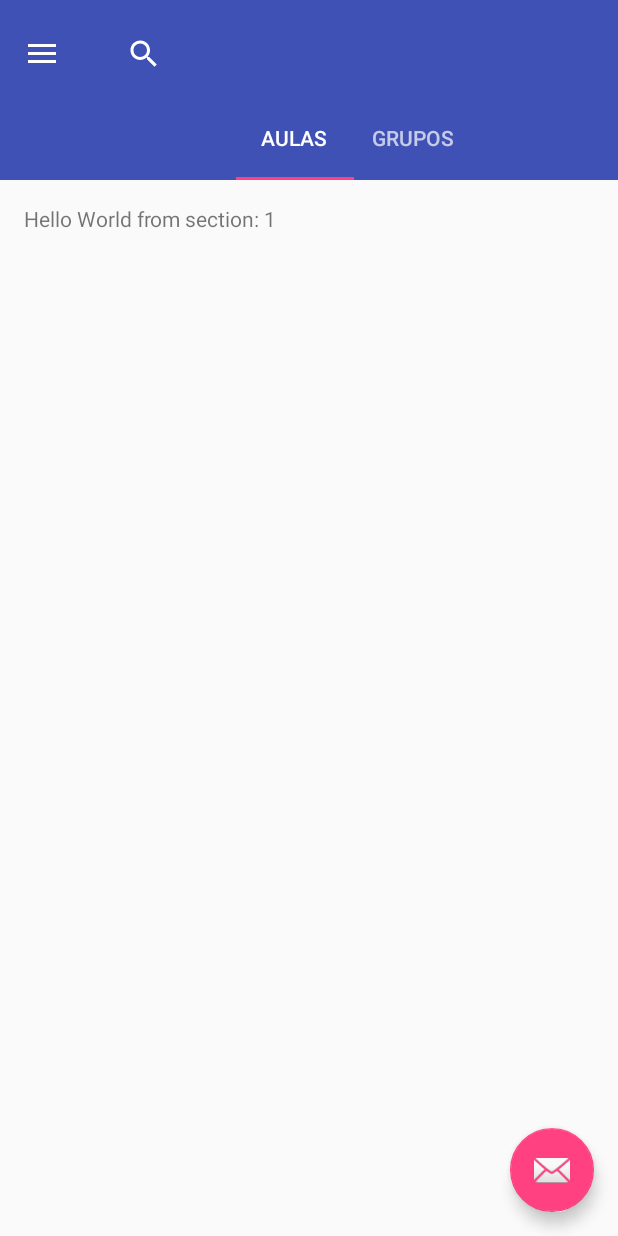
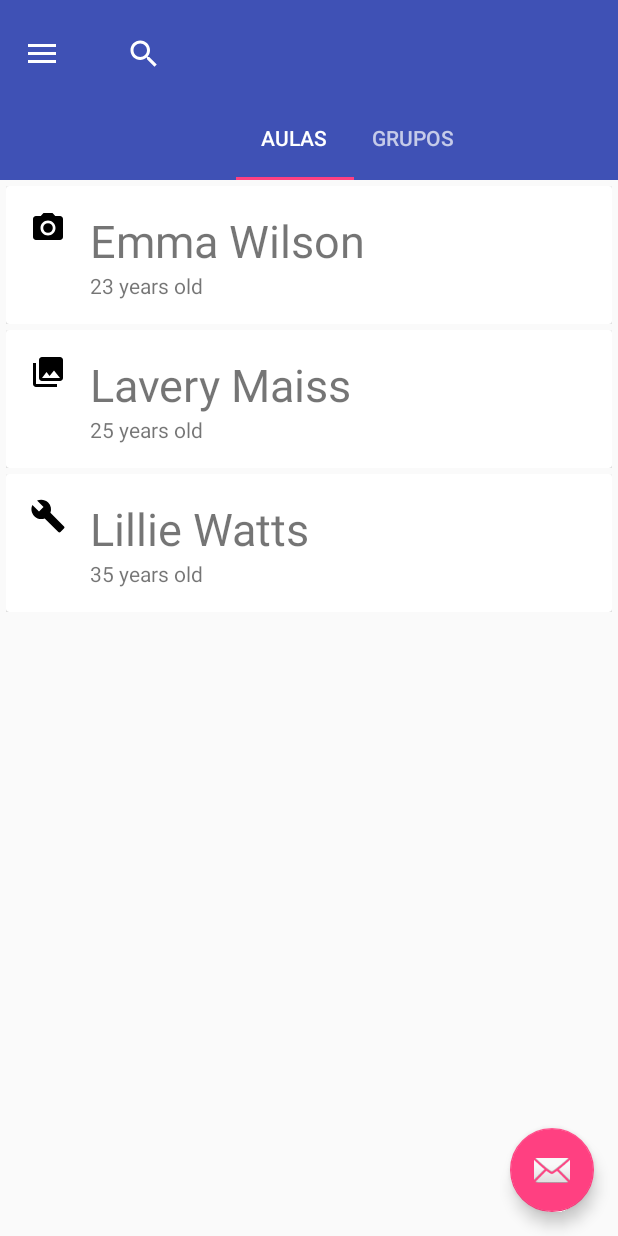
Before and after one commit to hammerox/BlueHack, an Android app: the screen it shows after launch (HomeActivity), on a phone screen of 412 x 824 dp. Run offline under Robolectric (Android 15) with nearby library versions, the phone set to English and light mode, and no system bars.

Commit message:
CardView and RecyclerView

```diff
--- a/app/build.gradle
+++ b/app/build.gradle
@@ -30,6 +30,8 @@ dependencies {
     compile 'com.android.support:support-v4:24.2.1'
     compile 'com.jakewharton:butterknife:8.4.0'
     compile 'com.android.support:design:24.2.1'
+    compile 'com.android.support:cardview-v7:24.2.1'
+    compile 'com.android.support:recyclerview-v7:24.2.1'
     testCompile 'junit:junit:4.12'
     apt 'com.jakewharton:butterknife-compiler:8.4.0'
 }
--- a/app/src/main/java/com/hammerox/bluehack/HomeActivity.java
+++ b/app/src/main/java/com/hammerox/bluehack/HomeActivity.java
@@ -8,6 +8,8 @@ import android.support.v4.view.GravityCompat;
 import android.support.v4.widget.DrawerLayout;
 import android.support.v7.app.ActionBarDrawerToggle;
 import android.support.v7.app.AppCompatActivity;
+import android.support.v7.widget.LinearLayoutManager;
+import android.support.v7.widget.RecyclerView;
 import android.support.v7.widget.Toolbar;
 
 import android.support.v4.app.Fragment;
@@ -20,7 +22,11 @@ import android.view.MenuItem;
 import android.view.View;
 import android.view.ViewGroup;
 
+import android.widget.RelativeLayout;
 import android.widget.TextView;
+
+import java.util.ArrayList;
+import java.util.List;
 
 public class HomeActivity extends AppCompatActivity
         implements NavigationView.OnNavigationItemSelectedListener {
@@ -114,6 +120,7 @@ public class HomeActivity extends AppCompatActivity
          * fragment.
          */
         private static final String ARG_SECTION_NUMBER = "section_number";
+        private List<Person> persons;
 
         public PlaceholderFragment() {
         }
@@ -134,9 +141,28 @@ public class HomeActivity extends AppCompatActivity
         public View onCreateView(LayoutInflater inflater, ViewGroup container,
                                  Bundle savedInstanceState) {
             View rootView = inflater.inflate(R.layout.fragment_main2, container, false);
-            TextView textView = (TextView) rootView.findViewById(R.id.section_label);
-            textView.setText(getString(R.string.section_format, getArguments().getInt(ARG_SECTION_NUMBER)));
+
+            RecyclerView rv = (RecyclerView) rootView.findViewById(R.id.rv);
+            rv.setHasFixedSize(true);
+
+            LinearLayoutManager llm = new LinearLayoutManager(getActivity());
+            rv.setLayoutManager(llm);
+
+            initializeData();
+            RVAdapter adapter = new RVAdapter(persons);
+            rv.setAdapter(adapter);
+
             return rootView;
+        }
+
+        // This method creates an ArrayList that has three Person objects
+        // Checkout the project associated with this tutorial on Github if
+        // you want to use the same images.
+        private void initializeData(){
+            persons = new ArrayList<>();
+            persons.add(new Person("Emma Wilson", "23 years old", R.drawable.ic_menu_camera));
+            persons.add(new Person("Lavery Maiss", "25 years old", R.drawable.ic_menu_gallery));
+            persons.add(new Person("Lillie Watts", "35 years old", R.drawable.ic_menu_manage));
         }
     }
 
--- /dev/null
+++ b/app/src/main/java/com/hammerox/bluehack/Person.java
@@ -0,0 +1,20 @@
+package com.hammerox.bluehack;
+
+import java.util.ArrayList;
+import java.util.List;
+
+/**
+ * Created by Mauricio on 05-Nov-16.
+ */
+
+class Person {
+    String name;
+    String age;
+    int photoId;
+
+    Person(String name, String age, int photoId) {
+        this.name = name;
+        this.age = age;
+        this.photoId = photoId;
+    }
+}
--- /dev/null
+++ b/app/src/main/java/com/hammerox/bluehack/RVAdapter.java
@@ -0,0 +1,64 @@
+package com.hammerox.bluehack;
+
+import android.support.v7.widget.CardView;
+import android.support.v7.widget.RecyclerView;
+import android.view.LayoutInflater;
+import android.view.View;
+import android.view.ViewGroup;
+import android.widget.ImageView;
+import android.widget.TextView;
+
+import java.util.List;
+
+/**
+ * Created by Mauricio on 05-Nov-16.
+ */
+
+public class RVAdapter extends RecyclerView.Adapter<RVAdapter.PersonViewHolder> {
+
+    public static class PersonViewHolder extends RecyclerView.ViewHolder {
+
+        CardView cv;
+        TextView personName;
+        TextView personAge;
+        ImageView personPhoto;
+
+        PersonViewHolder(View itemView) {
+            super(itemView);
+            cv = (CardView)itemView.findViewById(R.id.cv);
+            personName = (TextView)itemView.findViewById(R.id.person_name);
+            personAge = (TextView)itemView.findViewById(R.id.person_age);
+            personPhoto = (ImageView)itemView.findViewById(R.id.person_photo);
+        }
+    }
+
+    List<Person> persons;
+
+    RVAdapter(List<Person> persons){
+        this.persons = persons;
+    }
+
+    @Override
+    public void onAttachedToRecyclerView(RecyclerView recyclerView) {
+        super.onAttachedToRecyclerView(recyclerView);
+    }
+
+    @Override
+    public PersonViewHolder onCreateViewHolder(ViewGroup viewGroup, int i) {
+        View v = LayoutInflater.from(viewGroup.getContext()).inflate(R.layout.card_layout, viewGroup, false);
+        PersonViewHolder pvh = new PersonViewHolder(v);
+        return pvh;
+    }
+
+    @Override
+    public void onBindViewHolder(PersonViewHolder personViewHolder, int i) {
+        personViewHolder.personName.setText(persons.get(i).name);
+        personViewHolder.personAge.setText(persons.get(i).age);
+        personViewHolder.personPhoto.setImageResource(persons.get(i).photoId);
+    }
+
+    @Override
+    public int getItemCount() {
+        return persons.size();
+    }
+}
--- /dev/null
+++ b/app/src/main/res/layout/card_layout.xml
@@ -0,0 +1,47 @@
+<?xml version="1.0" encoding="utf-8"?>
+<LinearLayout xmlns:android="http://schemas.android.com/apk/res/android"
+              android:layout_width="match_parent" android:layout_height="wrap_content"
+              android:paddingTop="@dimen/card_padding"
+              android:paddingLeft="@dimen/card_padding"
+              android:paddingStart="@dimen/card_padding"
+              android:paddingRight="@dimen/card_padding"
+              android:paddingEnd="@dimen/card_padding">
+
+    <android.support.v7.widget.CardView
+        android:layout_width="match_parent"
+        android:layout_height="wrap_content"
+        android:id="@+id/cv">
+
+        <RelativeLayout
+            android:layout_width="match_parent"
+            android:layout_height="wrap_content"
+            android:padding="16dp">
+
+            <ImageView
+                android:layout_width="wrap_content"
+                android:layout_height="wrap_content"
+                android:id="@+id/person_photo"
+                android:layout_alignParentLeft="true"
+                android:layout_alignParentTop="true"
+                android:layout_marginRight="16dp"/>
+
+            <TextView
+                android:layout_width="wrap_content"
+                android:layout_height="wrap_content"
+                android:id="@+id/person_name"
+                android:layout_toRightOf="@+id/person_photo"
+                android:layout_alignParentTop="true"
+                android:textSize="30sp"/>
+
+            <TextView
+                android:layout_width="wrap_content"
+                android:layout_height="wrap_content"
+                android:id="@+id/person_age"
+                android:layout_toRightOf="@+id/person_photo"
+                android:layout_below="@+id/person_name"/>
+
+        </RelativeLayout>
+
+    </android.support.v7.widget.CardView>
+
+</LinearLayout>
--- a/app/src/main/res/layout/fragment_main2.xml
+++ b/app/src/main/res/layout/fragment_main2.xml
@@ -2,15 +2,11 @@
                 xmlns:tools="http://schemas.android.com/tools"
                 android:layout_width="match_parent"
                 android:layout_height="match_parent"
-                android:paddingBottom="@dimen/activity_vertical_margin"
-                android:paddingLeft="@dimen/activity_horizontal_margin"
-                android:paddingRight="@dimen/activity_horizontal_margin"
-                android:paddingTop="@dimen/activity_vertical_margin"
                 tools:context="com.hammerox.bluehack.HomeActivity$PlaceholderFragment">
 
-    <TextView
-        android:id="@+id/section_label"
-        android:layout_width="wrap_content"
-        android:layout_height="wrap_content"/>
+    <android.support.v7.widget.RecyclerView
+        android:layout_width="match_parent"
+        android:layout_height="match_parent"
+        android:id="@+id/rv"/>
 
 </RelativeLayout>
--- a/app/src/main/res/values/dimens.xml
+++ b/app/src/main/res/values/dimens.xml
@@ -7,4 +7,5 @@
     <dimen name="nav_header_height">160dp</dimen>
     <dimen name="fab_margin">16dp</dimen>
     <dimen name="appbar_padding_top">8dp</dimen>
+    <dimen name="card_padding">4dp</dimen>
 </resources>
```
